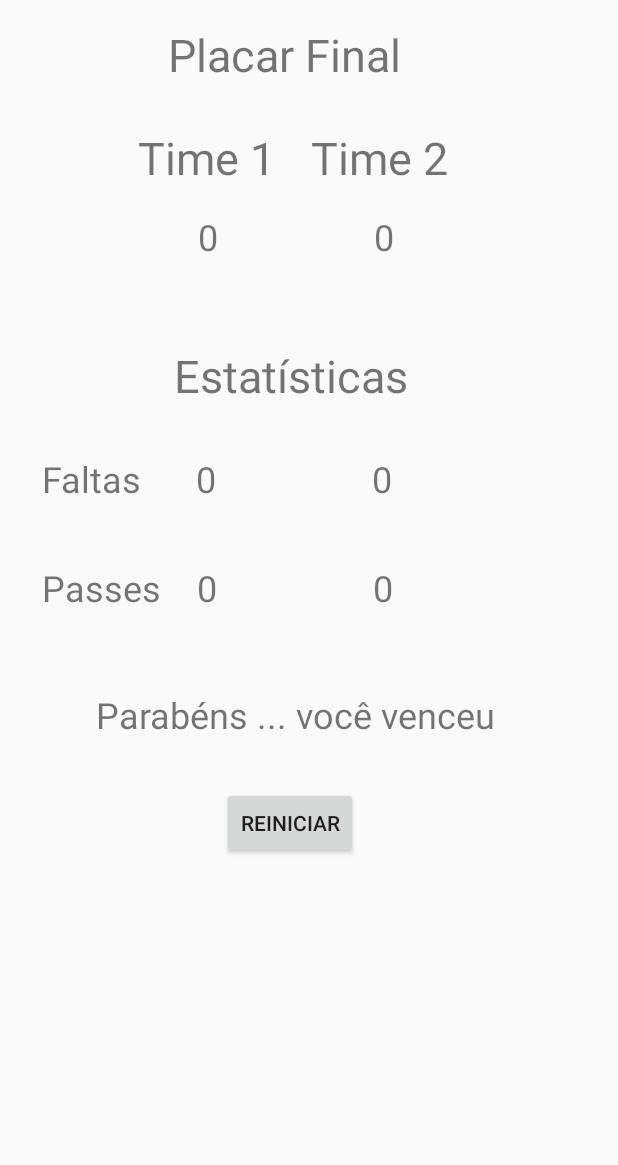
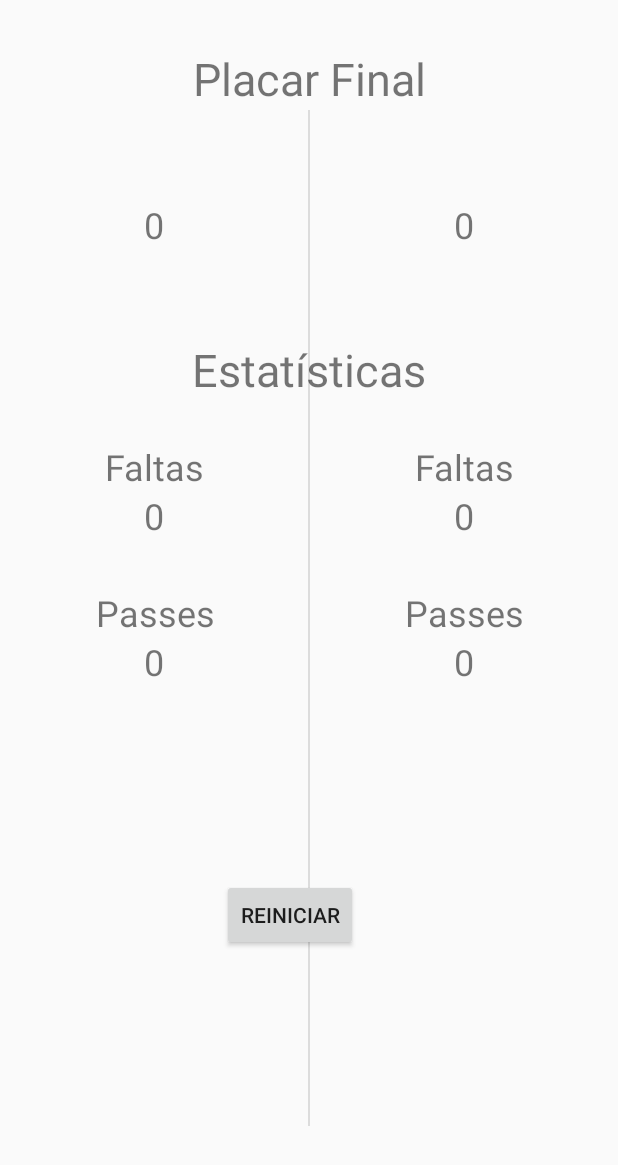
Before and after one commit to hiagomu/Placar-APP, an Android app: the layout activity_resultado.xml on its own in the app's theme, with its tools: preview values and no code run, on a phone screen of 412 x 824 dp. Shown: the top 1165 px of the screen. Run offline under Robolectric (Android 15) with nearby library versions, the phone set to English and light mode, and no system bars.

Commit message:
Commit 6

```diff
--- a/app/src/main/java/com/example/placar/PartidaActivity.java
+++ b/app/src/main/java/com/example/placar/PartidaActivity.java
@@ -34,6 +34,17 @@ public class PartidaActivity extends AppCompatActivity {
         carregaCampos();
         setContent();
         buttons();
+    }
+
+    @Override
+    protected void onResume() {
+        super.onResume();
+        gol1.setText("0");
+        gol2.setText("0");
+        falta1.setText("0");
+        falta2.setText("0");
+        passe1.setText("0");
+        passe2.setText("0");
     }
 
     // Carregar campos
@@ -133,11 +144,13 @@ public class PartidaActivity extends AppCompatActivity {
         if(nGols == Integer.parseInt(gol1.getText().toString())) {
             resultado = "Vitória do " + time1.getText().toString();
             cronometro.cancel();
+            intent.putExtra("Resultado", resultado);
             informJogo(intent);
             startActivity(intent);
         } else if(nGols == Integer.parseInt(gol2.getText().toString())){
             resultado = "Vitória do " + time2.getText().toString();
             cronometro.cancel();
+            intent.putExtra("Resultado", resultado);
             informJogo(intent);
             startActivity(intent);
         }
@@ -145,10 +158,12 @@ public class PartidaActivity extends AppCompatActivity {
 
     // Método de envio de informações para a próxima activity
     private void informJogo(Intent intent) {
+        intent.putExtra("Time1", time1.getText().toString());
+        intent.putExtra("Time2", time2.getText().toString());
         intent.putExtra("Placar1", gol1.getText().toString());
         intent.putExtra("Placar2", gol2.getText().toString());
         intent.putExtra("Faltas1", falta1.getText().toString());
-        intent.putExtra("Placar2", falta2.getText().toString());
+        intent.putExtra("Faltas2", falta2.getText().toString());
         intent.putExtra("Passes1", passe1.getText().toString());
         intent.putExtra("Passes2", passe2.getText().toString());
     }
--- a/app/src/main/res/layout/activity_resultado.xml
+++ b/app/src/main/res/layout/activity_resultado.xml
@@ -7,139 +7,141 @@
     tools:context=".ResultadoActivity">
 
     <TextView
-        android:id="@+id/textView23"
-        android:layout_width="wrap_content"
+        android:id="@+id/textView8"
+        android:layout_width="0dp"
         android:layout_height="wrap_content"
-        android:layout_marginStart="104dp"
-        android:layout_marginLeft="104dp"
-        android:layout_marginTop="16dp"
+        android:layout_marginTop="28dp"
+        android:gravity="center"
+        android:text="Faltas"
+        android:textSize="24sp"
+        app:layout_constraintEnd_toEndOf="parent"
+        app:layout_constraintHorizontal_bias="0.0"
+        app:layout_constraintStart_toEndOf="@+id/divider2"
+        app:layout_constraintTop_toBottomOf="@+id/textView27" />
+
+    <TextView
+        android:id="@+id/golResultado1TextView"
+        android:layout_width="0dp"
+        android:layout_height="wrap_content"
+        android:gravity="center"
         android:text="0"
         android:textSize="24sp"
-        app:layout_constraintStart_toEndOf="@+id/textView22"
-        app:layout_constraintTop_toBottomOf="@+id/resultado1EditText2" />
+        app:layout_constraintEnd_toStartOf="@+id/divider2"
+        app:layout_constraintHorizontal_bias="0.0"
+        app:layout_constraintStart_toStartOf="parent"
+        app:layout_constraintTop_toBottomOf="@+id/timeResultado1TextView" />
 
     <TextView
-        android:id="@+id/textView22"
-        android:layout_width="wrap_content"
+        android:id="@+id/golResultado2TextView"
+        android:layout_width="0dp"
         android:layout_height="wrap_content"
-        android:layout_marginStart="132dp"
-        android:layout_marginLeft="132dp"
-        android:layout_marginTop="16dp"
+        android:gravity="center"
         android:text="0"
         android:textSize="24sp"
-        app:layout_constraintStart_toStartOf="parent"
-        app:layout_constraintTop_toBottomOf="@+id/resultado1EditText" />
-
-    <TextView
-        android:id="@+id/resultado1EditText2"
-        android:layout_width="wrap_content"
-        android:layout_height="wrap_content"
-        android:layout_marginStart="24dp"
-        android:layout_marginLeft="24dp"
-        android:layout_marginTop="28dp"
-        android:text="Time 2"
-        android:textSize="30sp"
-        app:layout_constraintStart_toEndOf="@+id/resultado1EditText"
-        app:layout_constraintTop_toBottomOf="@+id/textView13" />
+        app:layout_constraintEnd_toEndOf="parent"
+        app:layout_constraintHorizontal_bias="0.0"
+        app:layout_constraintStart_toEndOf="@+id/divider2"
+        app:layout_constraintTop_toBottomOf="@+id/timeResultado2TextView" />
 
     <TextView
         android:id="@+id/textView13"
         android:layout_width="wrap_content"
         android:layout_height="wrap_content"
-        android:layout_marginStart="112dp"
-        android:layout_marginLeft="112dp"
-        android:layout_marginTop="16dp"
+        android:layout_marginTop="32dp"
         android:text="Placar Final"
         android:textSize="30sp"
+        app:layout_constraintEnd_toEndOf="parent"
         app:layout_constraintStart_toStartOf="parent"
         app:layout_constraintTop_toTopOf="parent" />
 
     <TextView
-        android:id="@+id/resultado1EditText"
-        android:layout_width="wrap_content"
+        android:id="@+id/TextView7"
+        android:layout_width="0dp"
         android:layout_height="wrap_content"
-        android:layout_marginStart="92dp"
-        android:layout_marginLeft="92dp"
         android:layout_marginTop="28dp"
-        android:text="Time 1"
-        android:textSize="30sp"
-        app:layout_constraintStart_toStartOf="parent"
-        app:layout_constraintTop_toBottomOf="@+id/textView13" />
-
-    <TextView
-        android:id="@+id/textView18"
-        android:layout_width="wrap_content"
-        android:layout_height="wrap_content"
-        android:layout_marginStart="28dp"
-        android:layout_marginLeft="28dp"
-        android:layout_marginTop="32dp"
+        android:gravity="center"
         android:text="Faltas"
         android:textSize="24sp"
+        app:layout_constraintEnd_toStartOf="@+id/divider2"
+        app:layout_constraintHorizontal_bias="0.0"
         app:layout_constraintStart_toStartOf="parent"
         app:layout_constraintTop_toBottomOf="@+id/textView27" />
 
     <TextView
-        android:id="@+id/textView24"
-        android:layout_width="wrap_content"
+        android:id="@+id/passeResultado1TextView"
+        android:layout_width="0dp"
         android:layout_height="wrap_content"
-        android:layout_marginStart="24dp"
-        android:layout_marginLeft="24dp"
-        android:layout_marginTop="40dp"
+        android:gravity="center"
         android:text="0"
         android:textSize="24sp"
-        app:layout_constraintStart_toEndOf="@+id/textView19"
-        app:layout_constraintTop_toBottomOf="@+id/textView21" />
+        app:layout_constraintEnd_toStartOf="@+id/divider2"
+        app:layout_constraintHorizontal_bias="1.0"
+        app:layout_constraintStart_toStartOf="parent"
+        app:layout_constraintTop_toBottomOf="@+id/textView19" />
 
     <TextView
-        android:id="@+id/textView26"
-        android:layout_width="wrap_content"
+        android:id="@+id/passeResultado2TextView"
+        android:layout_width="0dp"
         android:layout_height="wrap_content"
-        android:layout_marginStart="104dp"
-        android:layout_marginLeft="104dp"
-        android:layout_marginTop="40dp"
+        android:gravity="center"
         android:text="0"
         android:textSize="24sp"
-        app:layout_constraintStart_toEndOf="@+id/textView24"
-        app:layout_constraintTop_toBottomOf="@+id/textView25" />
+        app:layout_constraintEnd_toEndOf="parent"
+        app:layout_constraintHorizontal_bias="0.508"
+        app:layout_constraintStart_toEndOf="@+id/divider2"
+        app:layout_constraintTop_toBottomOf="@+id/textView9" />
 
     <TextView
         android:id="@+id/textView19"
-        android:layout_width="wrap_content"
+        android:layout_width="0dp"
         android:layout_height="wrap_content"
-        android:layout_marginStart="28dp"
-        android:layout_marginLeft="28dp"
-        android:layout_marginTop="40dp"
+        android:layout_marginTop="32dp"
+        android:gravity="center"
         android:text="Passes"
         android:textSize="24sp"
+        app:layout_constraintEnd_toStartOf="@+id/faltaResultado2TextView"
+        app:layout_constraintHorizontal_bias="0.546"
         app:layout_constraintStart_toStartOf="parent"
-        app:layout_constraintTop_toBottomOf="@+id/textView18" />
+        app:layout_constraintTop_toBottomOf="@+id/faltaResultado1TextView" />
 
     <TextView
-        android:id="@+id/textView25"
-        android:layout_width="wrap_content"
+        android:id="@+id/textView9"
+        android:layout_width="0dp"
         android:layout_height="wrap_content"
-        android:layout_marginStart="104dp"
-        android:layout_marginLeft="104dp"
         android:layout_marginTop="32dp"
+        android:gravity="center"
+        android:text="Passes"
+        android:textSize="24sp"
+        app:layout_constraintEnd_toEndOf="parent"
+        app:layout_constraintHorizontal_bias="0.55"
+        app:layout_constraintStart_toEndOf="@+id/divider2"
+        app:layout_constraintTop_toBottomOf="@+id/faltaResultado2TextView" />
+
+    <TextView
+        android:id="@+id/faltaResultado2TextView"
+        android:layout_width="0dp"
+        android:layout_height="wrap_content"
+        android:gravity="center"
         android:text="0"
         android:textSize="24sp"
-        app:layout_constraintStart_toEndOf="@+id/textView21"
-        app:layout_constraintTop_toBottomOf="@+id/textView27" />
+        app:layout_constraintEnd_toEndOf="parent"
+        app:layout_constraintHorizontal_bias="0.0"
+        app:layout_constraintStart_toEndOf="@+id/divider2"
+        app:layout_constraintTop_toBottomOf="@+id/textView8" />
 
     <TextView
-        android:id="@+id/textView21"
-        android:layout_width="wrap_content"
+        android:id="@+id/faltaResultado1TextView"
+        android:layout_width="0dp"
         android:layout_height="wrap_content"
-        android:layout_marginStart="36dp"
-        android:layout_marginLeft="36dp"
-        android:layout_marginTop="32dp"
+        android:gravity="center"
         android:text="0"
         android:textSize="24sp"
-        app:layout_constraintStart_toEndOf="@+id/textView18"
-        app:layout_constraintTop_toBottomOf="@+id/textView27" />
+        app:layout_constraintEnd_toStartOf="@+id/divider2"
+        app:layout_constraintStart_toStartOf="parent"
+        app:layout_constraintTop_toBottomOf="@+id/TextView7" />
 
     <Button
-        android:id="@+id/button7"
+        android:id="@+id/reiniciarResultadoButton"
         android:layout_width="wrap_content"
         android:layout_height="wrap_content"
         android:layout_marginStart="148dp"
@@ -147,30 +149,63 @@
         android:layout_marginTop="32dp"
         android:text="Reiniciar"
         app:layout_constraintStart_toStartOf="parent"
-        app:layout_constraintTop_toBottomOf="@+id/textView20" />
+        app:layout_constraintTop_toBottomOf="@+id/mensagemResultadoTextView" />
 
     <TextView
-        android:id="@+id/textView20"
-        android:layout_width="wrap_content"
+        android:id="@+id/mensagemResultadoTextView"
+        android:layout_width="0dp"
         android:layout_height="wrap_content"
-        android:layout_marginStart="64dp"
-        android:layout_marginLeft="64dp"
-        android:layout_marginTop="52dp"
-        android:text="Parabéns ... você venceu"
+        android:layout_marginTop="64dp"
+        android:gravity="center"
         android:textSize="24sp"
+        app:layout_constraintEnd_toEndOf="parent"
+        app:layout_constraintHorizontal_bias="0.0"
         app:layout_constraintStart_toStartOf="parent"
-        app:layout_constraintTop_toBottomOf="@+id/textView19" />
+        app:layout_constraintTop_toBottomOf="@+id/passeResultado1TextView" />
 
     <TextView
         android:id="@+id/textView27"
         android:layout_width="wrap_content"
         android:layout_height="wrap_content"
-        android:layout_marginStart="116dp"
-        android:layout_marginLeft="116dp"
-        android:layout_marginTop="56dp"
+        android:layout_marginTop="60dp"
         android:text="Estatísticas"
         android:textSize="30sp"
+        app:layout_constraintEnd_toEndOf="parent"
         app:layout_constraintStart_toStartOf="parent"
-        app:layout_constraintTop_toBottomOf="@+id/textView22" />
+        app:layout_constraintTop_toBottomOf="@+id/golResultado1TextView" />
+
+    <View
+        android:id="@+id/divider2"
+        android:layout_width="1dp"
+        android:layout_height="677dp"
+        android:background="?android:attr/listDivider"
+        app:layout_constraintBottom_toBottomOf="parent"
+        app:layout_constraintEnd_toEndOf="parent"
+        app:layout_constraintStart_toStartOf="parent"
+        app:layout_constraintTop_toTopOf="parent" />
+
+    <TextView
+        android:id="@+id/timeResultado1TextView"
+        android:layout_width="0dp"
+        android:layout_height="wrap_content"
+        android:layout_marginTop="28dp"
+        android:gravity="center"
+        android:textSize="24sp"
+        app:layout_constraintEnd_toStartOf="@+id/divider2"
+        app:layout_constraintHorizontal_bias="1.0"
+        app:layout_constraintStart_toStartOf="parent"
+        app:layout_constraintTop_toBottomOf="@+id/textView13" />
+
+    <TextView
+        android:id="@+id/timeResultado2TextView"
+        android:layout_width="0dp"
+        android:layout_height="wrap_content"
+        android:layout_marginTop="28dp"
+        android:gravity="center"
+        android:textSize="24sp"
+        app:layout_constraintEnd_toEndOf="parent"
+        app:layout_constraintHorizontal_bias="0.0"
+        app:layout_constraintStart_toEndOf="@+id/divider2"
+        app:layout_constraintTop_toBottomOf="@+id/textView13" />
 
 </androidx.constraintlayout.widget.ConstraintLayout>
```
